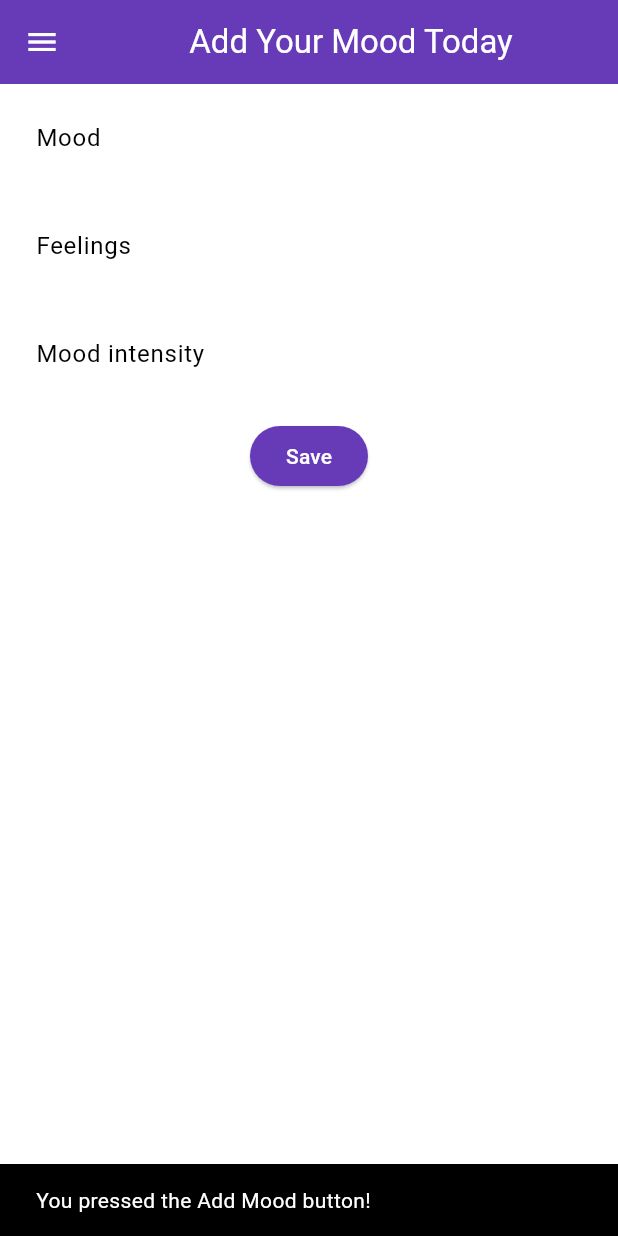
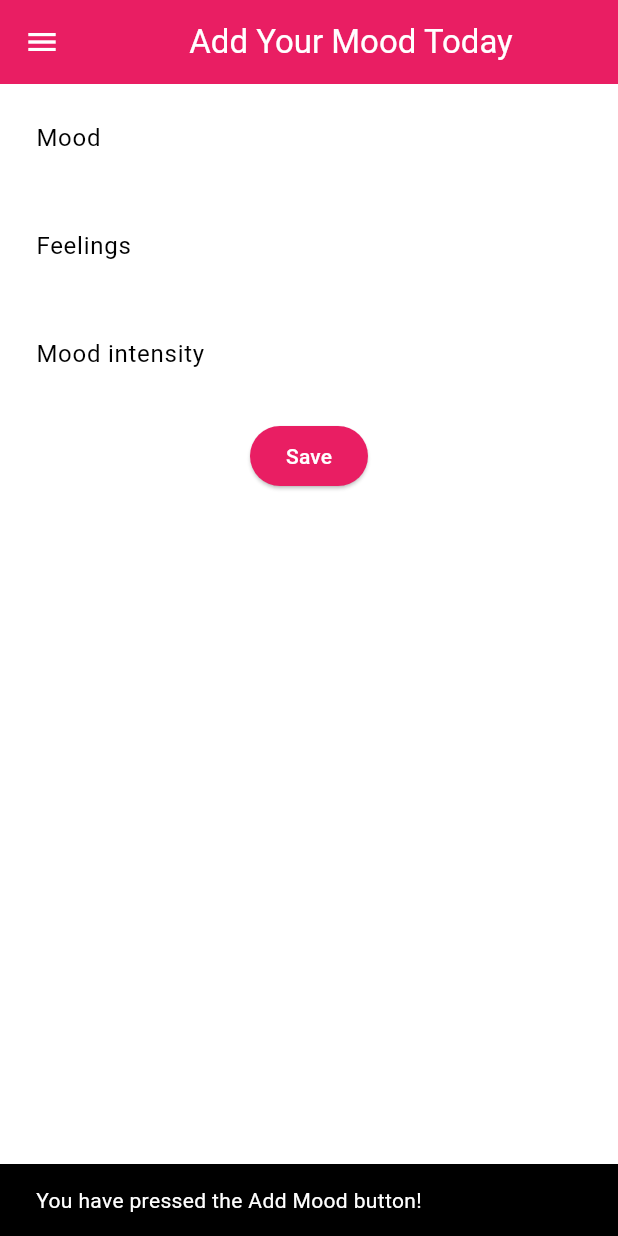
Before and after one commit to caqqmarina/mental-health-tracker-mobile, a Flutter app: the screen it shows after launch, after a tap on "Add Mood", on a phone screen of 412 x 824 dp. Run offline on Flutter 3.47's test engine with Material 3 defaults, Android fonts, the phone set to English and light mode, and no system bars.

Commit message:
fixes to tutorial 7

```diff
--- a/lib/main.dart
+++ b/lib/main.dart
@@ -1,5 +1,5 @@
 import 'package:flutter/material.dart';
-import 'package:mental_health_tracker/screens/menu.dart'; // Adjusted import for menu.dart
+import 'package:mental_health_tracker/screens/menu.dart';
 
 void main() {
   runApp(const MyApp());
@@ -8,14 +8,17 @@ void main() {
 class MyApp extends StatelessWidget {
   const MyApp({super.key});
 
+  // This widget is the root of your application.
   @override
   Widget build(BuildContext context) {
     return MaterialApp(
       title: 'Flutter Demo',
       theme: ThemeData(
+
         colorScheme: ColorScheme.fromSwatch(
-          primarySwatch: Colors.deepPurple,
-        ).copyWith(secondary: Colors.deepPurple[400]),
+       primarySwatch: Colors.pink,
+ ).copyWith(secondary: Colors.pink[100]),
+        useMaterial3: true,
       ),
       home: MyHomePage(),
     );
--- a/lib/screens/menu.dart
+++ b/lib/screens/menu.dart
@@ -1,8 +1,8 @@
-// File: lib/menu.dart
-
 import 'package:flutter/material.dart';
 import 'package:mental_health_tracker/widgets/left_drawer.dart';
-import 'package:mental_health_tracker/widgets/mood_card.dart';
+
+import 'moodentry_form.dart';
+import '../widgets/mood_card.dart';
 
 class MyHomePage extends StatelessWidget {
   final String npm = '2306171480'; // NPM
@@ -13,13 +13,15 @@ class MyHomePage extends StatelessWidget {
     ItemHomepage("Add Mood", Icons.add),
     ItemHomepage("Logout", Icons.logout),
   ];
-
   MyHomePage({super.key});
 
   @override
   Widget build(BuildContext context) {
+    // Scaffold provides the basic structure of the page with the AppBar and body.
     return Scaffold(
+      // AppBar is the top part of the page that displays the title.
       appBar: AppBar(
+        // The title of the application "Mental Health Tracker" with white text and bold font.
         title: const Text(
           'Mental Health Tracker',
           style: TextStyle(
@@ -27,15 +29,19 @@ class MyHomePage extends StatelessWidget {
             fontWeight: FontWeight.bold,
           ),
         ),
+        // The background color of the AppBar is obtained from the application theme color scheme.
         backgroundColor: Theme.of(context).colorScheme.primary,
         iconTheme: const IconThemeData(color: Colors.white),
       ),
       drawer: const LeftDrawer(),
+      // Body of the page with paddings around it.
       body: Padding(
         padding: const EdgeInsets.all(16.0),
+        // Place the widget vertically in a column.
         child: Column(
           crossAxisAlignment: CrossAxisAlignment.center,
           children: [
+            // Row to display 3 InfoCard horizontally.
             Row(
               mainAxisAlignment: MainAxisAlignment.spaceEvenly,
               children: [
@@ -44,10 +50,17 @@ class MyHomePage extends StatelessWidget {
                 InfoCard(title: 'Class', content: className),
               ],
             ),
+
+            // Give a vertical space of 16 units.
             const SizedBox(height: 16.0),
+
+            // Place the following widget in the center of the page.
             Center(
               child: Column(
+                // Place the text and grid item vertically.
+
                 children: [
+                  // Display the welcome message with bold font and size 18.
                   const Padding(
                     padding: EdgeInsets.only(top: 16.0),
                     child: Text(
@@ -58,13 +71,18 @@ class MyHomePage extends StatelessWidget {
                       ),
                     ),
                   ),
+
+                  // Grid to display ItemCard in a 3 column grid.
                   GridView.count(
                     primary: true,
                     padding: const EdgeInsets.all(20),
                     crossAxisSpacing: 10,
                     mainAxisSpacing: 10,
                     crossAxisCount: 3,
+                    // To ensure that the grid fits its height.
                     shrinkWrap: true,
+
+                    // Display ItemCard for each item in the items list.
                     children: items.map((ItemHomepage item) {
                       return ItemCard(item);
                     }).toList(),
@@ -79,19 +97,26 @@ class MyHomePage extends StatelessWidget {
   }
 }
 
+
 class InfoCard extends StatelessWidget {
-  final String title;
-  final String content;
+  // Card information that displays the title and content.
+
+  final String title; // Card title.
+  final String content; // Card content.
 
   const InfoCard({super.key, required this.title, required this.content});
 
   @override
   Widget build(BuildContext context) {
     return Card(
+      // Create a card box with a shadow.
       elevation: 2.0,
       child: Container(
-        width: MediaQuery.of(context).size.width / 3.5,
+        // Set the size and spacing within the card.
+        width: MediaQuery.of(context).size.width /
+            3.5, // Adjust with the width of the device used.
         padding: const EdgeInsets.all(16.0),
+        // Place the title and content vertically.
         child: Column(
           children: [
             Text(
--- a/lib/screens/moodentry_form.dart
+++ b/lib/screens/moodentry_form.dart
@@ -1,7 +1,6 @@
-// File: lib/screens/moodentry_form.dart
+import 'package:flutter/material.dart';
 
-import 'package:flutter/material.dart';
-import 'package:mental_health_tracker/widgets/left_drawer.dart';
+import '../widgets/left_drawer.dart';
 
 class MoodEntryFormPage extends StatefulWidget {
   const MoodEntryFormPage({super.key});
@@ -27,7 +26,9 @@ class _MoodEntryFormPageState extends State<MoodEntryFormPage> {
         ),
         backgroundColor: Theme.of(context).colorScheme.primary,
         foregroundColor: Colors.white,
+        iconTheme: const IconThemeData(color: Colors.white),
       ),
+      // TODO: Add the created drawer here
       drawer: const LeftDrawer(),
       body: Form(
         key: _formKey,
@@ -114,8 +115,7 @@ class _MoodEntryFormPageState extends State<MoodEntryFormPage> {
                 child: ElevatedButton(
                   style: ButtonStyle(
                     backgroundColor: WidgetStateProperty.all(
-                        Theme.of(context).colorScheme.primary,
-                      ),
+                        Theme.of(context).colorScheme.primary),
                   ),
                   onPressed: () {
                     if (_formKey.currentState!.validate()) {
@@ -130,7 +130,8 @@ class _MoodEntryFormPageState extends State<MoodEntryFormPage> {
                                 children: [
                                   Text('Mood: $_mood'),
                                   Text('Feelings: $_feelings'),
-                                    Text('Mood Intensity: $_moodIntensity'),
+                                  Text('Mood_intensity: $_moodIntensity'),
+                                  // TODO: Display other values
                                 ],
                               ),
                             ),
@@ -156,8 +157,7 @@ class _MoodEntryFormPageState extends State<MoodEntryFormPage> {
               ),
             ),
           ],
-          ),
-        ),
+        )),
       ),
     );
   }
--- a/lib/widgets/mood_card.dart
+++ b/lib/widgets/mood_card.dart
@@ -1,18 +1,11 @@
-// File: widgets/mood_card.dart
 
 import 'package:flutter/material.dart';
-import 'package:mental_health_tracker/screens/moodentry_form.dart'; // Import the mood entry form page
 
-// Model class for each homepage item.
-class ItemHomepage {
-  final String name;
-  final IconData icon;
+import '../screens/moodentry_form.dart';
 
-  ItemHomepage(this.name, this.icon);
-}
+class ItemCard extends StatelessWidget {
+  // Display the card with an icon and name.
 
-// Widget for individual item cards in the grid.
-class ItemCard extends StatelessWidget {
   final ItemHomepage item;
 
   const ItemCard(this.item, {super.key});
@@ -20,34 +13,33 @@ class ItemCard extends StatelessWidget {
   @override
   Widget build(BuildContext context) {
     return Material(
+      // Specify the background color of the application theme.
       color: Theme.of(context).colorScheme.secondary,
+      // Round the card border.
       borderRadius: BorderRadius.circular(12),
+
       child: InkWell(
+        // Action when the card is pressed.
         onTap: () {
+          // Display the SnackBar message when the card is pressed.
           ScaffoldMessenger.of(context)
             ..hideCurrentSnackBar()
-            ..showSnackBar(
-              SnackBar(content: Text("You pressed the ${item.name} button!")),
-            );
-
-          // Navigate based on button type
+            ..showSnackBar(SnackBar(
+                content: Text("You have pressed the ${item.name} button!")));
           if (item.name == "Add Mood") {
-            Navigator.push(
-              context,
-              MaterialPageRoute(
-                builder: (context) => const MoodEntryFormPage(),
-              ),
-            );
-          } else if (item.name == "View Mood") {
-            // TODO: Add navigation to the "View Mood" page if needed
-          } else if (item.name == "Logout") {
-            // TODO: Handle logout logic here
+            Navigator.pushReplacement(
+                context,
+                MaterialPageRoute(
+                  builder: (context) => MoodEntryFormPage(),
+                ));
           }
         },
+        // Container to store the Icon and Text
         child: Container(
           padding: const EdgeInsets.all(8),
           child: Center(
             child: Column(
+              // Place the Icon and Text in the center of the card.
               mainAxisAlignment: MainAxisAlignment.center,
               children: [
                 Icon(
@@ -69,3 +61,10 @@ class ItemCard extends StatelessWidget {
     );
   }
 }
+
+class ItemHomepage {
+  final String name;
+  final IconData icon;
+
+  ItemHomepage(this.name, this.icon);
+}
```
Also changed, not shown: lib/widgets/left_drawer.dart (+15 -16 lines). Lines whose indentation alone changed are shown as unchanged.
